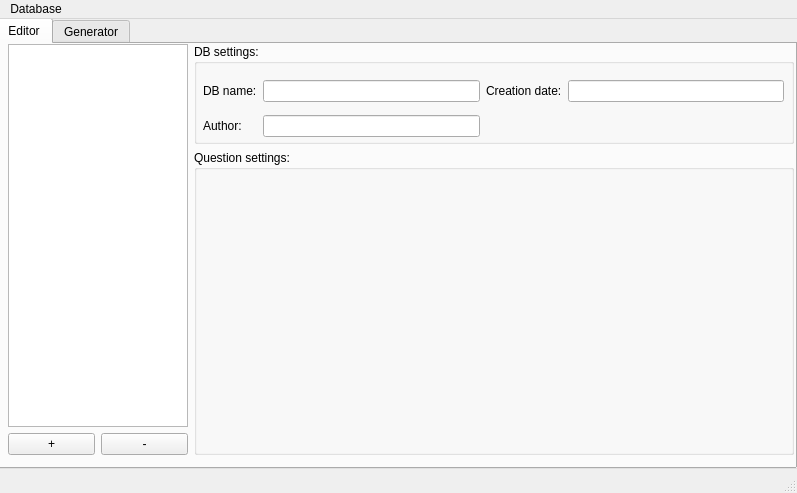
Before: the Qt Designer form interviewUI.ui in garekkream/interviewDB, drawn with Qt 5.
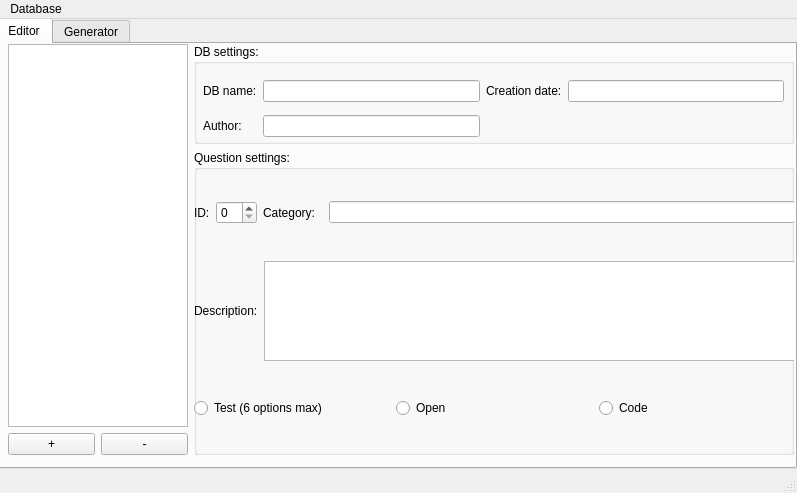
After: the same form once the commit is applied.

Commit message: Updated GUI and questions handling

```diff
--- a/interviewUI.ui
+++ b/interviewUI.ui
@@ -159,6 +159,113 @@
            <property name="title">
             <string>Question settings:</string>
            </property>
+           <widget class="QWidget" name="verticalLayoutWidget">
+            <property name="geometry">
+             <rect>
+              <x>0</x>
+              <y>20</y>
+              <width>601</width>
+              <height>281</height>
+             </rect>
+            </property>
+            <layout class="QVBoxLayout" name="verticalQuestion">
+             <item>
+              <layout class="QGridLayout" name="gridInfo">
+               <item row="0" column="0">
+                <widget class="QLabel" name="labelID">
+                 <property name="maximumSize">
+                  <size>
+                   <width>20</width>
+                   <height>16777215</height>
+                  </size>
+                 </property>
+                 <property name="text">
+                  <string>ID:</string>
+                 </property>
+                </widget>
+               </item>
+               <item row="0" column="1">
+                <widget class="QSpinBox" name="spinID">
+                 <property name="maximumSize">
+                  <size>
+                   <width>50</width>
+                   <height>16777215</height>
+                  </size>
+                 </property>
+                </widget>
+               </item>
+               <item row="0" column="2">
+                <widget class="QLabel" name="labelCategory">
+                 <property name="minimumSize">
+                  <size>
+                   <width>60</width>
+                   <height>0</height>
+                  </size>
+                 </property>
+                 <property name="text">
+                  <string>Category:</string>
+                 </property>
+                </widget>
+               </item>
+               <item row="0" column="3">
+                <widget class="QLineEdit" name="lineCategory"/>
+               </item>
+              </layout>
+             </item>
+             <item>
+              <layout class="QHBoxLayout" name="horizontalDescription">
+               <item>
+                <widget class="QLabel" name="labelDescription">
+                 <property name="text">
+                  <string>Description:</string>
+                 </property>
+                </widget>
+               </item>
+               <item>
+                <widget class="QPlainTextEdit" name="plainDescription">
+                 <property name="minimumSize">
+                  <size>
+                   <width>0</width>
+                   <height>0</height>
+                  </size>
+                 </property>
+                 <property name="maximumSize">
+                  <size>
+                   <width>16777215</width>
+                   <height>100</height>
+                  </size>
+                 </property>
+                </widget>
+               </item>
+              </layout>
+             </item>
+             <item>
+              <layout class="QHBoxLayout" name="horizontalType">
+               <item>
+                <widget class="QRadioButton" name="radioTest">
+                 <property name="text">
+                  <string>Test (6 options max)</string>
+                 </property>
+                </widget>
+               </item>
+               <item>
+                <widget class="QRadioButton" name="radioOpen">
+                 <property name="text">
+                  <string>Open</string>
+                 </property>
+                </widget>
+               </item>
+               <item>
+                <widget class="QRadioButton" name="radioCode">
+                 <property name="text">
+                  <string>Code</string>
+                 </property>
+                </widget>
+               </item>
+              </layout>
+             </item>
+            </layout>
+           </widget>
           </widget>
          </item>
         </layout>
```
The commit also changes 2 other files.
